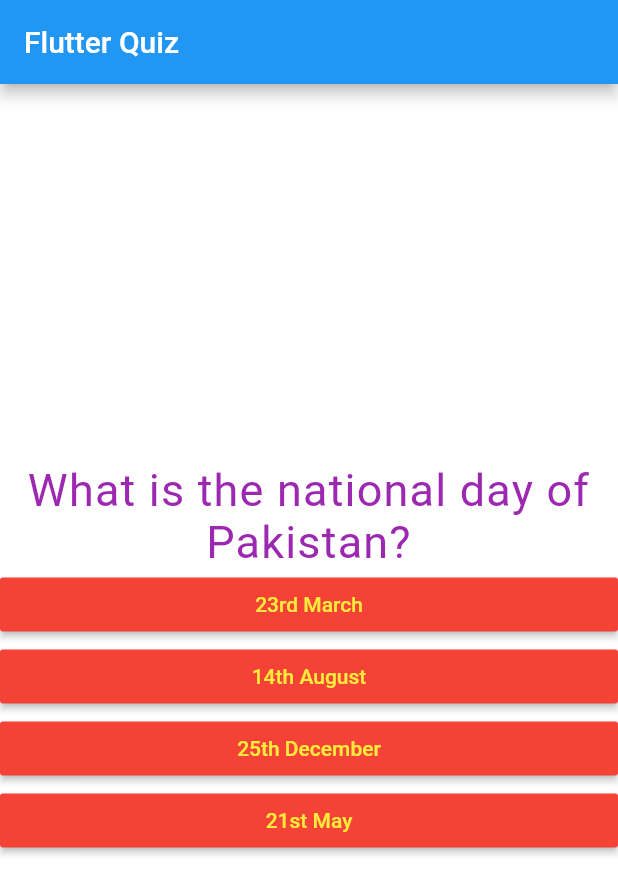
After one commit to RaiAnsar/Flutter-Quiz, a Flutter app: the screen it shows after launch, on a phone screen of 412 x 824 dp. The commit adds this screen. Shown: the top 894 px of the screen. Run offline on Flutter 3.47's test engine with Material 2 defaults, Android fonts, the phone set to English and light mode, and no system bars; Roboto replaces fonts that are missing (Fira Code).

Commit message:
Almost Done

```diff
--- a/lib/main.dart
+++ b/lib/main.dart
@@ -1,6 +1,6 @@
 import 'package:flutter/material.dart';
-import './question.dart';
-import './answer.dart';
+import 'package:flutter_quiz/quiz.dart';
+import 'package:flutter_quiz/result.dart';
 
 void main() => runApp(MyApp());
 
@@ -59,9 +59,6 @@ class _MyAppState extends State<MyApp> {
   nextQ() {
     setState(() {
       _qustionIndex++;
-      if (_qustionIndex >= 7) {
-        _qustionIndex = 0;
-      }
     });
   }
 
@@ -69,22 +66,18 @@ class _MyAppState extends State<MyApp> {
   Widget build(BuildContext context) {
     return MaterialApp(
       home: Scaffold(
+        backgroundColor: Color(0xFF34F2),
         appBar: AppBar(
           title: Text('Flutter Quiz'),
         ),
         body: Center(
-          child: Column(
-            mainAxisAlignment: MainAxisAlignment.center,
-            children: <Widget>[
-              Question(
-                _questions[_qustionIndex]['question'],
-              ),
-              ...(_questions[_qustionIndex]['answers'] as List<String>)
-              .map((answer) {
-                return Answer(nextQ, answer);
-              }).toList()
-            ],
-          ),
+          child: _qustionIndex < _questions.length
+              ? Quiz(
+                  questions: _questions,
+                  questionIndex: _qustionIndex,
+                  nextQuestion: nextQ,
+                )
+              : Result(),
         ),
       ),
     );
--- /dev/null
+++ b/lib/quiz.dart
@@ -0,0 +1,29 @@
+import 'package:flutter/material.dart';
+import './question.dart';
+import './answer.dart';
+
+class Quiz extends StatelessWidget {
+  final List<Map<String, Object>> questions;
+  final int questionIndex;
+  final Function nextQuestion;
+
+  Quiz({
+    @required this.questions,
+    @required this.questionIndex,
+    @required this.nextQuestion,
+  });
+  @override
+  Widget build(BuildContext context) {
+    return Column(
+      mainAxisAlignment: MainAxisAlignment.center,
+      children: <Widget>[
+        Question(
+          questions[questionIndex]['question'],
+        ),
+        ...(questions[questionIndex]['answers'] as List<String>).map((answer) {
+          return Answer(nextQuestion, answer);
+        }).toList()
+      ],
+    );
+  }
+}
```
Also changed, not shown: lib/result.dart (added, +14 -0 lines), 1 other file.
